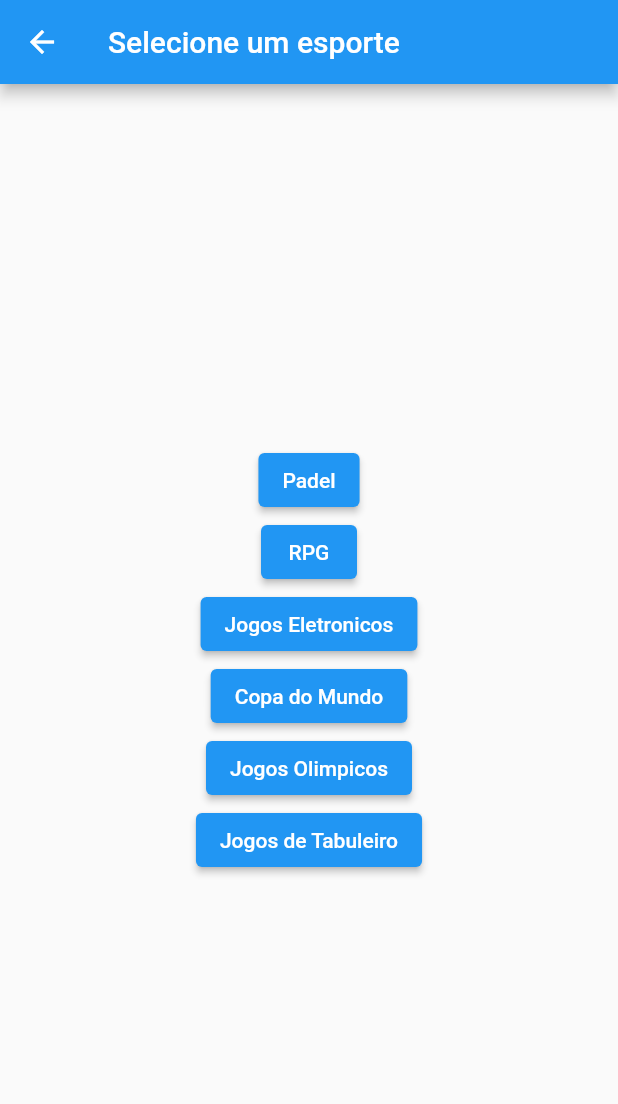
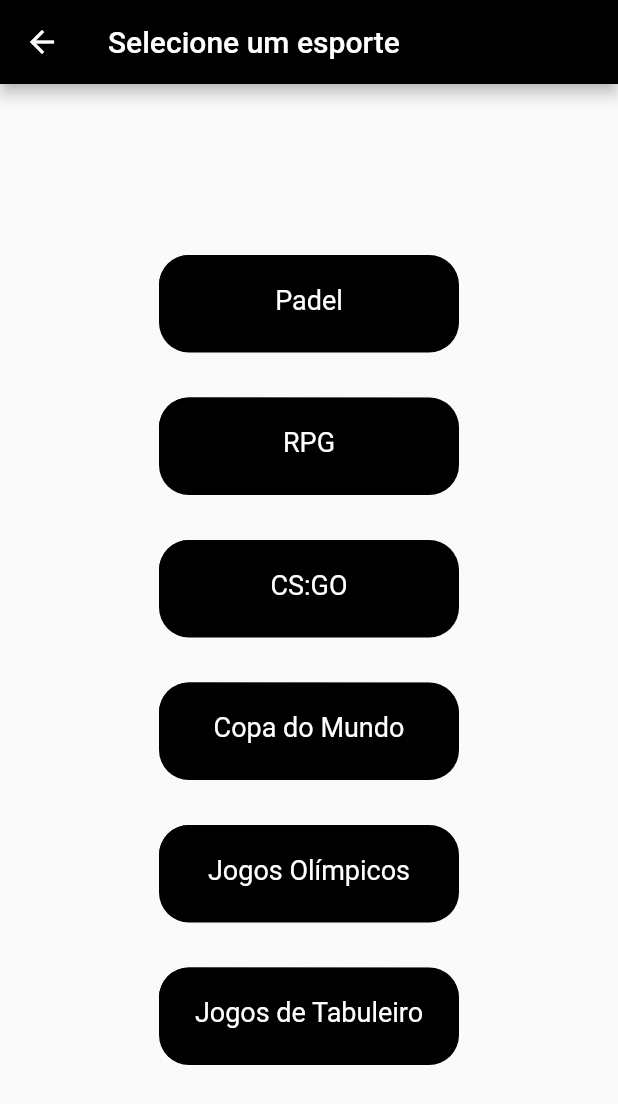
Before and after one commit to wellitonscheer/aplicativo-esportes-cti4, a Flutter app: the Todos screen opened directly, on a phone screen of 412 x 824 dp. Shown: the top 1104 px of the screen. Run offline on Flutter 3.47's test engine with Material 2 defaults, Android fonts, the phone set to English and light mode, and no system bars; drawn by our look-alikes of nice_buttons; our stand-ins replace cloud_firestore, firebase_core; accounts and stored records are empty.

Commit message:
taca lhe pau nesse carrinho marco veio

```diff
--- a/aplicativo_esportes_cti4_app/lib/Cadastro.dart
+++ b/aplicativo_esportes_cti4_app/lib/Cadastro.dart
@@ -33,8 +33,9 @@ class _CadastroState extends State<Cadastro> {
         children: [
           TextField(
             decoration: InputDecoration(
-                labelText: "Usuario"
-            ),
+                border: OutlineInputBorder(),
+                labelText: 'Usuario',
+                hintText: 'Coloque o seu usuario'),
             controller: usuario,
           ),
           TextField(
--- /dev/null
+++ b/aplicativo_esportes_cti4_app/lib/Global.dart
@@ -0,0 +1,3 @@
+library aplicativo_esportes_cti4_app.globals;
+
+String usuario = "";
--- a/aplicativo_esportes_cti4_app/lib/Todos.dart
+++ b/aplicativo_esportes_cti4_app/lib/Todos.dart
@@ -2,6 +2,8 @@ import 'all_widgets.dart';
 import 'package:flutter/material.dart';
 import 'package:firebase_core/firebase_core.dart';
 import 'package:cloud_firestore/cloud_firestore.dart';
+import 'package:nice_buttons/nice_buttons.dart';
+import 'Global.dart' as global;
 
 class Todos extends StatefulWidget {
   const Todos({Key? key}) : super(key: key);
@@ -16,46 +18,107 @@ class _TodosState extends State<Todos> {
     return Scaffold(
       appBar: AppBar(
         title: Text("Selecione um esporte"),
+        backgroundColor: Colors.black,
       ),
       body: Center(
         child: SingleChildScrollView(
           child: Column(
             children: [
-              ElevatedButton(
-                  onPressed: (){
+              NiceButtons(
+                startColor: Colors.black,
+                endColor: Colors.black12,
+                borderColor: Colors.black,
+                stretch: false,
+                progress: false,
+                gradientOrientation: GradientOrientation.Horizontal,
+                onTap: (a) {
                   Navigator.push(context, MaterialPageRoute(builder: (context) => PrincipalPadel()));
                 },
-                  child: Text("Padel")
+                child: Text(
+                  'Padel',
+                  //global.usuario,
+                  style: TextStyle(color: Colors.white, fontSize: 18),
                 ),
-              ElevatedButton(
-                  onPressed: (){
+              ),
+              SizedBox(height: 30,),
+              NiceButtons(
+                startColor: Colors.black,
+                endColor: Colors.black12,
+                borderColor: Colors.black,
+                stretch: false,
+                progress: false,
+                gradientOrientation: GradientOrientation.Horizontal,
+                onTap: (a) {
                   Navigator.push(context, MaterialPageRoute(builder: (context) => PrincipalRpg()));
                 },
-                  child: Text("RPG")
+                child: Text(
+                  'RPG',
+                  style: TextStyle(color: Colors.white, fontSize: 18),
                 ),
-              ElevatedButton(
-                  onPressed: (){
+              ),
+              SizedBox(height: 30,),
+              NiceButtons(
+                startColor: Colors.black,
+                endColor: Colors.black12,
+                borderColor: Colors.black,
+                stretch: false,
+                progress: false,
+                gradientOrientation: GradientOrientation.Horizontal,
+                onTap: (a) {
                   Navigator.push(context, MaterialPageRoute(builder: (context) => PrincipalEletronicos()));
                 },
-                  child: Text("Jogos Eletronicos")
+                child: Text(
+                  'CS:GO',
+                  style: TextStyle(color: Colors.white, fontSize: 18),
                 ),
-              ElevatedButton(
-                  onPressed: (){
+              ),
+              SizedBox(height: 30,),
+              NiceButtons(
+                startColor: Colors.black,
+                endColor: Colors.black12,
+                borderColor: Colors.black,
+                stretch: false,
+                progress: false,
+                gradientOrientation: GradientOrientation.Horizontal,
+                onTap: (a) {
                   Navigator.push(context, MaterialPageRoute(builder: (context) => PrincipalFutebol()));
                 },
-                  child: Text("Copa do Mundo")
+                child: Text(
+                  'Copa do Mundo',
+                  style: TextStyle(color: Colors.white, fontSize: 18),
                 ),
-              ElevatedButton(
-                  onPressed: (){
+              ),
+              SizedBox(height: 30,),
+              NiceButtons(
+                startColor: Colors.black,
+                endColor: Colors.black12,
+                borderColor: Colors.black,
+                stretch: false,
+                progress: false,
+                gradientOrientation: GradientOrientation.Horizontal,
+                onTap: (a) {
                   Navigator.push(context, MaterialPageRoute(builder: (context) => PrincipalOlimpicos()));
                 },
-                  child: Text("Jogos Olimpicos")
+                child: Text(
+                  'Jogos Olímpicos',
+                  style: TextStyle(color: Colors.white, fontSize: 18),
                 ),
-              ElevatedButton(
-                  onPressed: (){
+              ),
+              SizedBox(height: 30,),
+              NiceButtons(
+                startColor: Colors.black,
+                endColor: Colors.black12,
+                borderColor: Colors.black,
+                stretch: false,
+                progress: false,
+                gradientOrientation: GradientOrientation.Horizontal,
+                onTap: (a) {
                   Navigator.push(context, MaterialPageRoute(builder: (context) => PrincipalTabuleiro()));
                 },
-                  child: Text("Jogos de Tabuleiro")
+                child: Text(
+                  'Jogos de Tabuleiro',
+                  style: TextStyle(color: Colors.white, fontSize: 18),
+                ),
               ),
             ],
           ),
--- a/aplicativo_esportes_cti4_app/pubspec.yaml
+++ b/aplicativo_esportes_cti4_app/pubspec.yaml
@@ -35,6 +35,7 @@ dependencies:
   cloud_firestore: ^4.0.5
   firebase_auth: ^4.1.2
   firebase_storage: ^11.0.5
+  nice_buttons: ^0.0.2
 
 
   # The following adds the Cupertino Icons font to your application.
@@ -69,6 +70,7 @@ flutter:
   #   - images/a_dot_ham.jpeg
   assets:
     - assets/logoNosso.jpeg
+    - assets/dedLogo.png
 
   # An image asset can refer to one or more resolution-specific "variants", see
   # https://flutter.dev/assets-and-images/#resolution-aware
```
Also changed, not shown: aplicativo_esportes_cti4_app/lib/Login.dart (+25 -9 lines), aplicativo_esportes_cti4_app/lib/rpg/Atributos.dart (+9 -2 lines), aplicativo_esportes_cti4_app/lib/rpg/PrincipalRpg.dart (+5 -5 lines), aplicativo_esportes_cti4_app/assets/dedLogo.png (added), aplicativo_esportes_cti4_app/pubspec.lock. Lines whose indentation alone changed are shown as unchanged.
